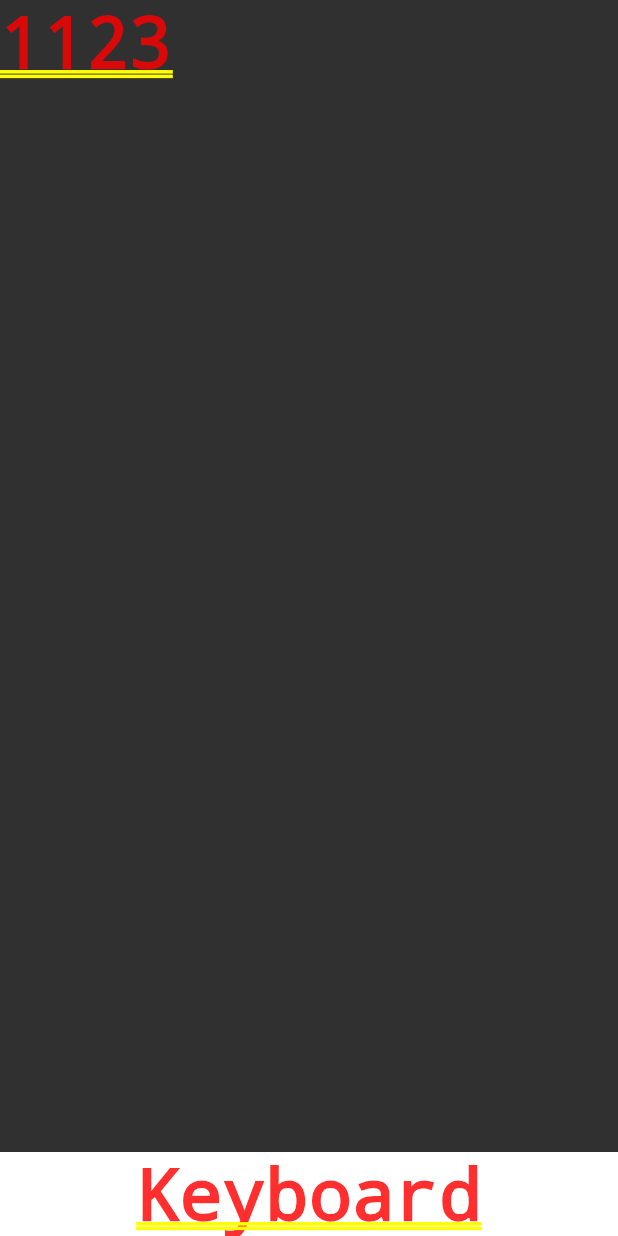
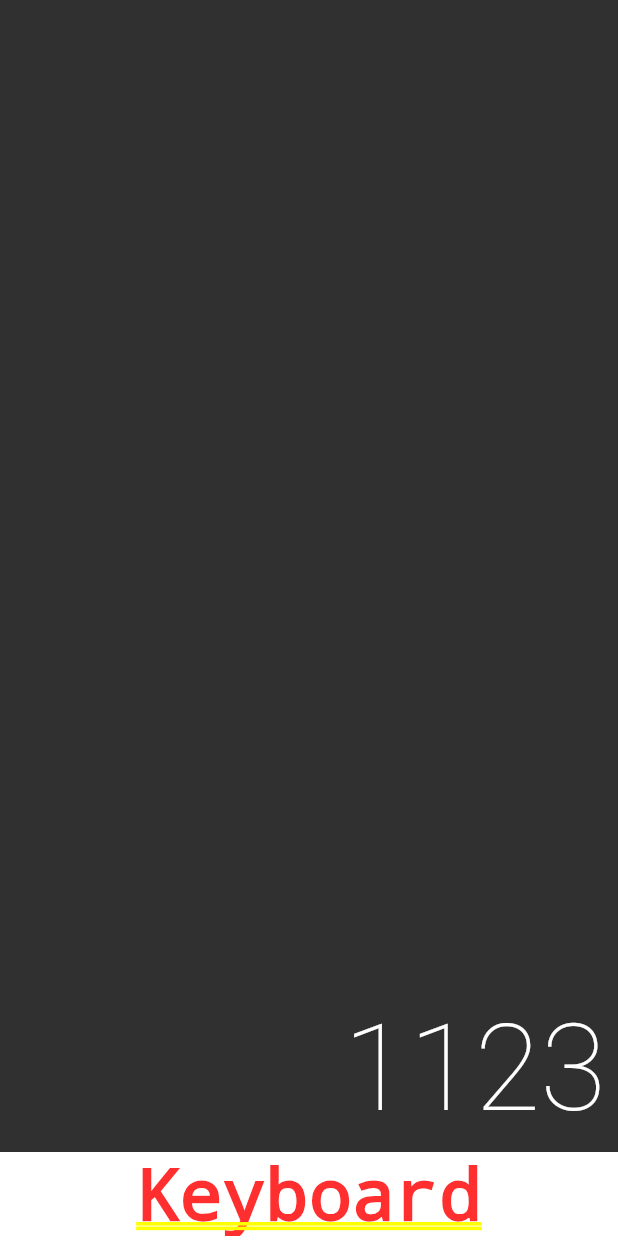
Before and after one commit to AfonsoMachado/flutter_calculator, a Flutter app: the screen it shows after launch, on a phone screen of 412 x 824 dp. Run offline on Flutter 3.47's test engine with Material 2 defaults, Android fonts, the phone set to English and light mode, and no system bars; drawn by our look-alikes of auto_size_text.

Commit message:
feat: add display colors

```diff
--- a/lib/components/display.dart
+++ b/lib/components/display.dart
@@ -1,3 +1,4 @@
+import 'package:auto_size_text/auto_size_text.dart';
 import 'package:flutter/material.dart';
 
 class Display extends StatelessWidget {
@@ -12,9 +13,26 @@ class Display extends StatelessWidget {
       child: Container(
         color: const Color.fromRGBO(48, 48, 48, 1),
         child: Column(
+          mainAxisAlignment: MainAxisAlignment.end,
           crossAxisAlignment: CrossAxisAlignment.stretch,
           children: [
-            Text(text),
+            Padding(
+              padding: const EdgeInsets.all(8.0),
+              child: AutoSizeText(
+                text,
+                minFontSize: 20,
+                maxFontSize: 80,
+                maxLines: 1,
+                textAlign: TextAlign.end,
+                style: const TextStyle(
+                  fontWeight: FontWeight.w100,
+                  fontFamily: 'Roboto',
+                  decoration: TextDecoration.none,
+                  fontSize: 80,
+                  color: Colors.white,
+                ),
+              ),
+            ),
           ],
         ),
       ),
--- a/pubspec.yaml
+++ b/pubspec.yaml
@@ -30,6 +30,7 @@ environment:
 dependencies:
   flutter:
     sdk: flutter
+  auto_size_text:
 
 
   # The following adds the Cupertino Icons font to your application.
```
Also changed, not shown: pubspec.lock.
